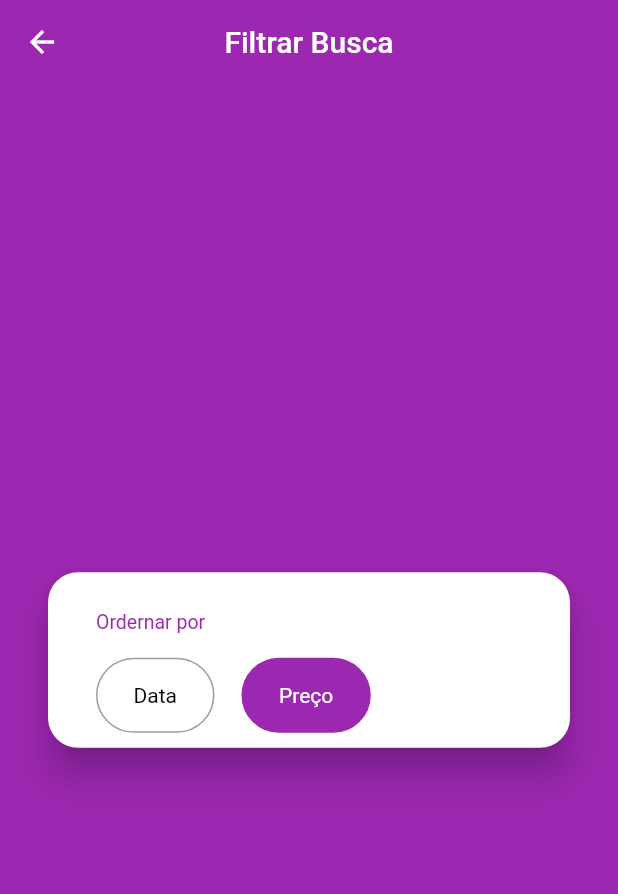
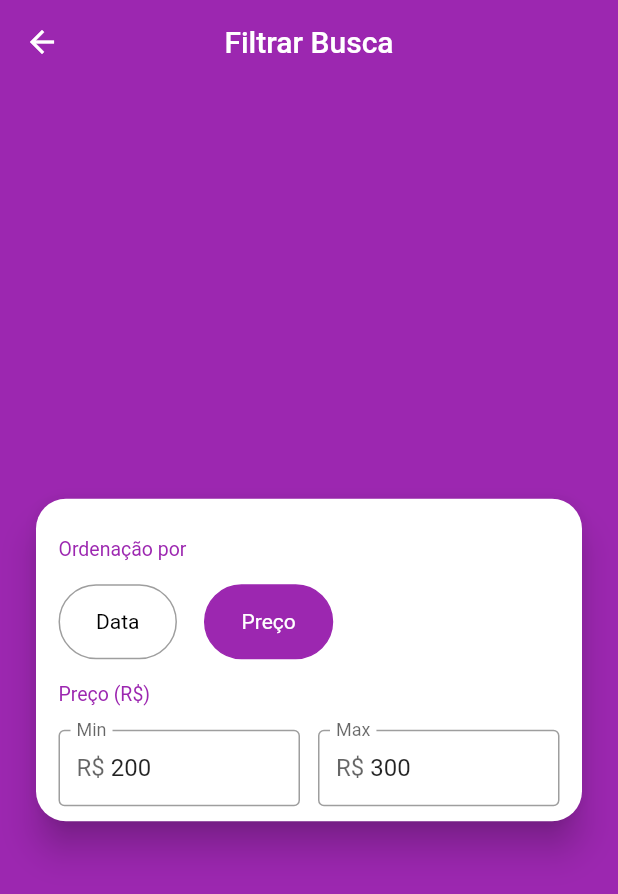
Before and after one commit to ClodoaldoRibeiro/xlo_app, a Flutter app: the FilterScreen screen opened directly, on a phone screen of 412 x 824 dp. Shown: the top 894 px of the screen. Run offline on Flutter 3.47's test engine with Material 2 defaults, Android fonts, the phone set to English and light mode, and no system bars; our stand-ins replace brasil_fields, dio, flutter_mobx, get_it, image_cropper, image_picker and 3 more; accounts and stored records are empty; generated files the repository leaves out were written again; network calls fail; statements that could not run were skipped.

Commit message:
Filtrar por faixa de Preço

```diff
--- a/lib/screens/filter/components/orderby_field.dart
+++ b/lib/screens/filter/components/orderby_field.dart
@@ -1,6 +1,7 @@
 import 'package:flutter/material.dart';
 import 'package:flutter_mobx/flutter_mobx.dart';
 import 'package:xlo_app/screens/filter/section_title.dart';
+import 'package:xlo_app/screens/themes/app_colors.dart';
 import 'package:xlo_app/stores/filter_store.dart';
 
 class OrderByField extends StatelessWidget {
@@ -21,9 +22,9 @@ class OrderByField extends StatelessWidget {
           padding: const EdgeInsets.symmetric(horizontal: 24),
           decoration: BoxDecoration(
             borderRadius: BorderRadius.circular(25),
-            color: filter.orderBy == opcao ? Colors.purple : Colors.transparent,
+            color: filter.orderBy == opcao ? AppColors.COR_PRIMARIA : Colors.transparent,
             border: Border.all(
-              color: filter.orderBy == opcao ? Colors.purple : Colors.grey,
+              color: filter.orderBy == opcao ? AppColors.COR_PRIMARIA : Colors.grey,
             ),
           ),
           child: Text(
@@ -39,7 +40,7 @@ class OrderByField extends StatelessWidget {
     return Column(
       crossAxisAlignment: CrossAxisAlignment.start,
       children: [
-        SectionTitle('Ordernar por'),
+        SectionTitle('Ordenação por'),
         Observer(builder: (_) {
           return Row(
             children: [
--- /dev/null
+++ b/lib/screens/filter/components/price_field.dart
@@ -0,0 +1,34 @@
+import 'package:brasil_fields/brasil_fields.dart';
+import 'package:flutter/cupertino.dart';
+import 'package:flutter/material.dart';
+import 'package:flutter/services.dart';
+
+class PriceField extends StatelessWidget {
+  PriceField({this.label, this.onChanged, this.initialValue});
+  final String label;
+  final Function(int) onChanged;
+  final int initialValue;
+
+  @override
+  Widget build(BuildContext context) {
+    return Expanded(
+      child: TextFormField(
+        keyboardType: TextInputType.number,
+        inputFormatters: [
+          FilteringTextInputFormatter.digitsOnly,
+          RealInputFormatter(centavos: false)
+        ],
+        decoration: InputDecoration(
+          prefixText: "R\$ ",
+          border: OutlineInputBorder(),
+          isDense: true,
+          labelText: label,
+        ),
+        onChanged: (value) {
+          onChanged(int.tryParse(value.replaceAll('.', '')));
+        },
+        initialValue: initialValue?.toString(),
+      ),
+    );
+  }
+}
--- /dev/null
+++ b/lib/screens/filter/components/price_range_field.dart
@@ -0,0 +1,55 @@
+import 'package:flutter/material.dart';
+import 'package:flutter_mobx/flutter_mobx.dart';
+import 'package:xlo_app/screens/filter/components/price_field.dart';
+import 'package:xlo_app/screens/filter/section_title.dart';
+import 'package:xlo_app/stores/filter_store.dart';
+
+class PriceRangeField extends StatelessWidget {
+  PriceRangeField({this.filter});
+
+  final FilterStore filter;
+
+  @override
+  Widget build(BuildContext context) {
+    print(filter.minPrice);
+    print(filter.maxPrice);
+
+    return Column(
+      crossAxisAlignment: CrossAxisAlignment.start,
+      children: [
+        SectionTitle('Preço (R\$)'),
+        Row(
+          children: [
+            PriceField(
+              label: "Min",
+              onChanged: filter.setMinPrice,
+              initialValue: filter.minPrice,
+            ),
+            const SizedBox(
+              width: 12,
+            ),
+            PriceField(
+              label: "Max",
+              onChanged: filter.setMaxPrice,
+              initialValue: filter.maxPrice,
+            ),
+          ],
+        ),
+        Observer(builder: (_) {
+          if (filter.priceError != null)
+            return Padding(
+              padding: const EdgeInsets.only(top: 8),
+              child: Text(
+                filter.priceError,
+                style: TextStyle(
+                  color: Colors.red,
+                  fontSize: 12,
+                ),
+              ),
+            );
+          return Container();
+        })
+      ],
+    );
+  }
+}
--- a/lib/screens/filter/filter_screen.dart
+++ b/lib/screens/filter/filter_screen.dart
@@ -1,5 +1,6 @@
 import 'package:flutter/material.dart';
 import 'package:xlo_app/screens/filter/components/orderby_field.dart';
+import 'package:xlo_app/screens/filter/components/price_range_field.dart';
 import 'package:xlo_app/stores/filter_store.dart';
 
 class FilterScreen extends StatelessWidget {
@@ -18,15 +19,16 @@ class FilterScreen extends StatelessWidget {
           child: Card(
             shape:
                 RoundedRectangleBorder(borderRadius: BorderRadius.circular(20)),
-            margin: const EdgeInsets.symmetric(horizontal: 32),
+            margin: const EdgeInsets.symmetric(horizontal: 24),
             elevation: 10,
             child: Padding(
-              padding: EdgeInsets.symmetric(horizontal: 32, vertical: 10),
+              padding: EdgeInsets.symmetric(horizontal: 15, vertical: 10),
               child: Column(
                 crossAxisAlignment: CrossAxisAlignment.stretch,
                 mainAxisSize: MainAxisSize.min,
                 children: [
                   OrderByField(filter: filter),
+                  PriceRangeField(filter: filter),
                 ],
               ),
             ),
--- a/lib/stores/filter_store.dart
+++ b/lib/stores/filter_store.dart
@@ -14,4 +14,28 @@ abstract class _FilterStore with Store {
   void setOrderBy(OrderBy valeu) {
     this.orderBy = valeu;
   }
+
+  @observable
+  int minPrice = 200;
+
+  @action
+  void setMinPrice(int valeu) {
+    minPrice = valeu;
+    print(valeu);
+  }
+
+  @observable
+  int maxPrice = 300;
+
+  @action
+  void setMaxPrice(int valeu) {
+    maxPrice = valeu;
+    print(maxPrice);
+  }
+
+  @computed
+  String get priceError =>
+      maxPrice != null && minPrice != null && maxPrice < minPrice
+          ? 'Faixa de preço inválida'
+          : null;
 }
```
Also changed, not shown: lib/stores/filter_store.g.dart.
